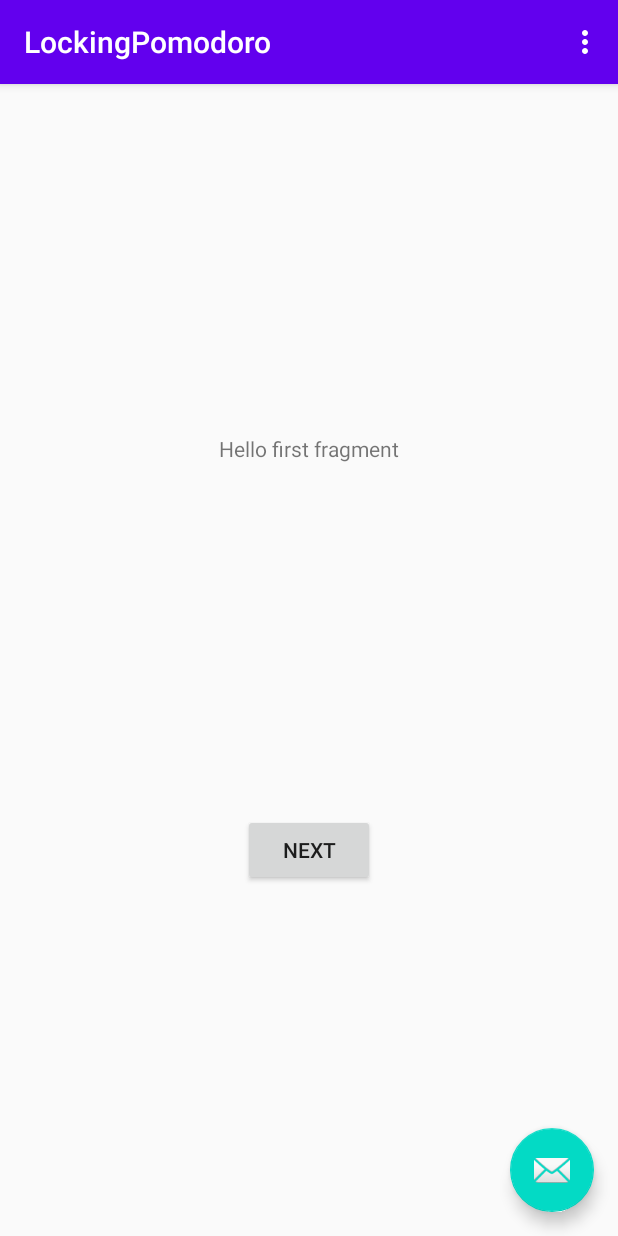
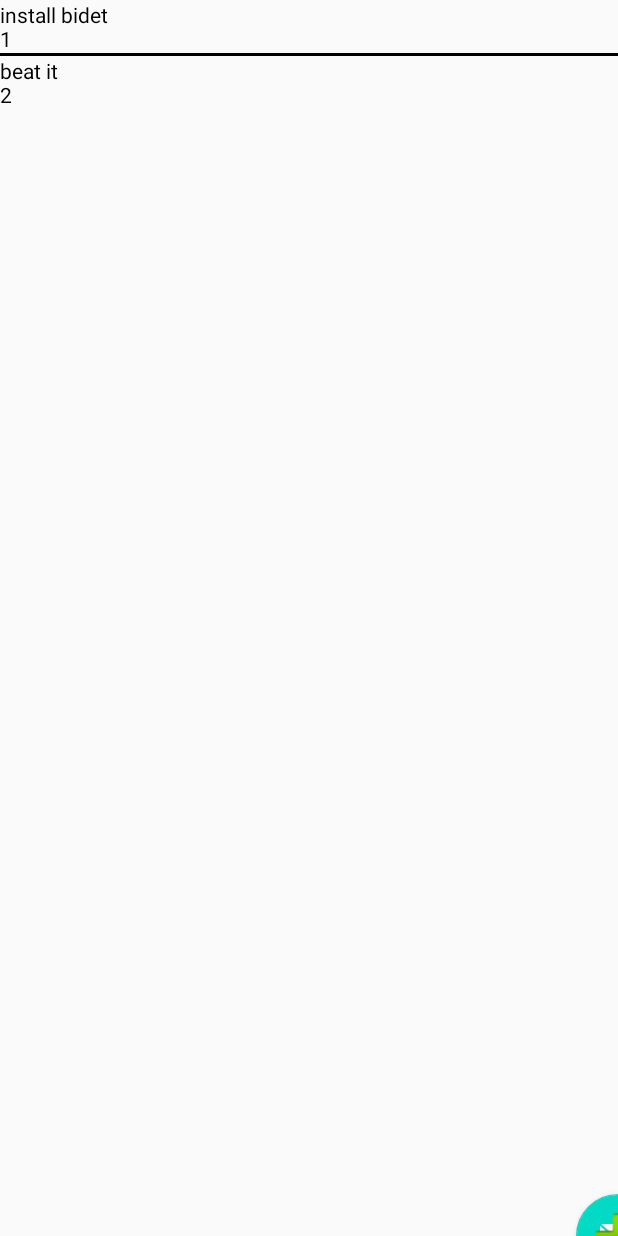
Before and after one commit to marcushio/LockingPomodoro, an Android app: the screen it shows after launch (MainActivity), on a phone screen of 412 x 824 dp. Run offline under Robolectric (Android 15) with nearby library versions, the phone set to English and light mode, and no system bars.

Commit message:
general layout almost complete

```diff
--- a/app/src/main/AndroidManifest.xml
+++ b/app/src/main/AndroidManifest.xml
@@ -9,13 +9,16 @@
         android:roundIcon="@mipmap/ic_launcher_round"
         android:supportsRtl="true"
         android:theme="@style/AppTheme">
+        <activity android:name=".ScheduleActivity"
+            android:parentActivityName=".MainActivity">
+
+        </activity>
         <activity
             android:name=".MainActivity"
             android:label="@string/app_name"
             android:theme="@style/AppTheme.NoActionBar">
             <intent-filter>
                 <action android:name="android.intent.action.MAIN" />
-
                 <category android:name="android.intent.category.LAUNCHER" />
             </intent-filter>
         </activity>
--- a/app/src/main/java/com/example/lockingpomodoro/MainActivity.java
+++ b/app/src/main/java/com/example/lockingpomodoro/MainActivity.java
@@ -1,34 +1,49 @@
 package com.example.lockingpomodoro;
 
+import android.content.Intent;
 import android.os.Bundle;
 
 import com.google.android.material.floatingactionbutton.FloatingActionButton;
 import com.google.android.material.snackbar.Snackbar;
 
-import androidx.appcompat.app.AppCompatActivity;
-import androidx.appcompat.widget.Toolbar;
-
 import android.view.View;
 import android.view.Menu;
 import android.view.MenuItem;
+import android.widget.ArrayAdapter;
+import android.widget.ListView;
+
+import androidx.appcompat.app.AppCompatActivity;
+
+import java.util.ArrayList;
+import java.util.List;
 
 public class MainActivity extends AppCompatActivity {
+    ListView taskList;
+    List<Task> tasks = new ArrayList<>();
+    //private ArrayAdapter<Task> tasks;
 
     @Override
     protected void onCreate(Bundle savedInstanceState) {
         super.onCreate(savedInstanceState);
         setContentView(R.layout.activity_main);
-        Toolbar toolbar = findViewById(R.id.toolbar);
-        setSupportActionBar(toolbar);
+        //Toolbar toolbar = findViewById(R.id.toolbar);
+        //setSupportActionBar(toolbar);
 
-        FloatingActionButton fab = findViewById(R.id.fab);
+        FloatingActionButton fab = findViewById(R.id.addtaskButton);
         fab.setOnClickListener(new View.OnClickListener() {
             @Override
             public void onClick(View view) {
-                Snackbar.make(view, "Replace with your own action", Snackbar.LENGTH_LONG)
+                Snackbar.make(view, "make a task", Snackbar.LENGTH_LONG)
                         .setAction("Action", null).show();
+                addTask(view);
             }
         });
+
+        taskList = (ListView) findViewById(R.id.task_list_view);
+        tasks.add(new Task("install bidet", 1, 45));
+        tasks.add(new Task("beat it", 2, 45));
+        ArrayAdapter<Task> arrayAdapter = new ArrayAdapter<Task>(this, R.layout.task_list_view, R.id.textView, tasks);
+        taskList.setAdapter(arrayAdapter);
     }
 
     @Override
@@ -52,4 +67,9 @@ public class MainActivity extends AppCompatActivity {
 
         return super.onOptionsItemSelected(item);
     }
+
+    public void addTask(View view){//I think that's actually really all I need
+        Intent intent = new Intent(this, ScheduleActivity.class);
+        startActivity(intent);
+    }
 }
--- /dev/null
+++ b/app/src/main/java/com/example/lockingpomodoro/PrimaryKey.java
@@ -0,0 +1,5 @@
+package com.example.lockingpomodoro;
+
+@interface PrimaryKey {
+
+}
--- /dev/null
+++ b/app/src/main/java/com/example/lockingpomodoro/ScheduleRepository.java
@@ -0,0 +1,4 @@
+package com.example.lockingpomodoro;
+
+public class ScheduleRepository {
+}
--- /dev/null
+++ b/app/src/main/java/com/example/lockingpomodoro/Task.java
@@ -0,0 +1,35 @@
+package com.example.lockingpomodoro;
+
+import android.view.View;
+@Entity
+public class Task {
+    @PrimaryKey
+    public String name;
+
+    private int weight;
+    private int interval;
+    private int tally;
+
+    public Task(String name, int weight, int interval){
+        this.name = name;
+        this.weight = weight;
+        this.interval = interval;
+        tally = 0;
+    }
+
+    public Task(View view){//is a view what I need to get the information about making a task?
+
+    }
+
+    @Override
+    public String toString(){
+        return (name + "\n" + weight);
+    }
+
+    public String getName(){ return name; }
+    public int getWeight(){ return weight; }
+    public int getInterval(){ return interval; }
+    public int getTally(){ return tally; }
+
+
+}
--- a/app/src/main/res/layout/activity_main.xml
+++ b/app/src/main/res/layout/activity_main.xml
@@ -1,33 +1,47 @@
 <?xml version="1.0" encoding="utf-8"?>
-<androidx.coordinatorlayout.widget.CoordinatorLayout xmlns:android="http://schemas.android.com/apk/res/android"
+<androidx.constraintlayout.widget.ConstraintLayout xmlns:android="http://schemas.android.com/apk/res/android"
     xmlns:app="http://schemas.android.com/apk/res-auto"
     xmlns:tools="http://schemas.android.com/tools"
+    android:id="@+id/coordinatorLayout"
     android:layout_width="match_parent"
     android:layout_height="match_parent"
     tools:context=".MainActivity">
 
-    <com.google.android.material.appbar.AppBarLayout
-        android:layout_width="match_parent"
+    <androidx.constraintlayout.widget.ConstraintLayout
+        android:id="@+id/appBarLayout"
+        android:layout_width="0dp"
         android:layout_height="wrap_content"
-        android:theme="@style/AppTheme.AppBarOverlay">
+        android:theme="@style/AppTheme.AppBarOverlay"
+        app:layout_constraintEnd_toEndOf="parent"
+        app:layout_constraintStart_toStartOf="parent"
+        app:layout_constraintTop_toTopOf="@+id/include"/>
 
-        <androidx.appcompat.widget.Toolbar
-            android:id="@+id/toolbar"
-            android:layout_width="match_parent"
-            android:layout_height="?attr/actionBarSize"
-            android:background="?attr/colorPrimary"
-            app:popupTheme="@style/AppTheme.PopupOverlay" />
-
-    </com.google.android.material.appbar.AppBarLayout>
-
-    <include layout="@layout/content_main" />
+    <include
+        android:id="@+id/include"
+        layout="@layout/content_main"
+        android:layout_width="0dp"
+        android:layout_height="0dp"
+        app:layout_constraintBottom_toBottomOf="parent"
+        app:layout_constraintEnd_toEndOf="parent"
+        app:layout_constraintHorizontal_bias="0.0"
+        app:layout_constraintStart_toStartOf="parent"
+        app:layout_constraintTop_toTopOf="parent"
+        app:layout_constraintVertical_bias="0.0" />
 
     <com.google.android.material.floatingactionbutton.FloatingActionButton
-        android:id="@+id/fab"
+        android:id="@+id/addtaskButton"
+        android:onClick="addTask"
         android:layout_width="wrap_content"
         android:layout_height="wrap_content"
-        android:layout_gravity="bottom|end"
-        android:layout_margin="@dimen/fab_margin"
+        android:layout_marginEnd="100dp"
+        android:layout_marginBottom="32dp"
+        android:foreground="@android:drawable/ic_input_add"
+        app:layout_constraintBottom_toBottomOf="parent"
+        app:layout_constraintEnd_toEndOf="parent"
+        app:layout_constraintHorizontal_bias="1.0"
+        app:layout_constraintStart_toEndOf="@+id/include"
+        app:layout_constraintTop_toBottomOf="@+id/include"
+        app:layout_constraintVertical_bias="1.0"
         app:srcCompat="@android:drawable/ic_dialog_email" />
 
-</androidx.coordinatorlayout.widget.CoordinatorLayout>
+</androidx.constraintlayout.widget.ConstraintLayout>
--- a/app/src/main/res/layout/content_main.xml
+++ b/app/src/main/res/layout/content_main.xml
@@ -1,19 +1,15 @@
 <?xml version="1.0" encoding="utf-8"?>
-<androidx.constraintlayout.widget.ConstraintLayout xmlns:android="http://schemas.android.com/apk/res/android"
-    xmlns:app="http://schemas.android.com/apk/res-auto"
+<RelativeLayout xmlns:android="http://schemas.android.com/apk/res/android"
+    xmlns:tools="http://schemas.android.com/tools"
     android:layout_width="match_parent"
     android:layout_height="match_parent"
-    app:layout_behavior="@string/appbar_scrolling_view_behavior">
+    tools:context=".MainActivity">
 
-    <fragment
-        android:id="@+id/nav_host_fragment"
-        android:name="androidx.navigation.fragment.NavHostFragment"
-        android:layout_width="0dp"
-        android:layout_height="0dp"
-        app:defaultNavHost="true"
-        app:layout_constraintBottom_toBottomOf="parent"
-        app:layout_constraintLeft_toLeftOf="parent"
-        app:layout_constraintRight_toRightOf="parent"
-        app:layout_constraintTop_toTopOf="parent"
-        app:navGraph="@navigation/nav_graph" />
-</androidx.constraintlayout.widget.ConstraintLayout>
+    <ListView
+        android:id="@+id/task_list_view"
+        android:layout_width="match_parent"
+        android:layout_height="wrap_content"
+        android:divider="#000"
+        android:dividerHeight="2dp"/>
+
+</RelativeLayout>
--- a/app/src/main/res/layout/fragment_first.xml
+++ b/app/src/main/res/layout/fragment_first.xml
@@ -10,7 +10,7 @@
         android:id="@+id/textview_first"
         android:layout_width="wrap_content"
         android:layout_height="wrap_content"
-        android:text="@string/hello_first_fragment"
+        android:text="@string/hello_pomodoro"
         app:layout_constraintBottom_toTopOf="@id/button_first"
         app:layout_constraintEnd_toEndOf="parent"
         app:layout_constraintStart_toStartOf="parent"
--- /dev/null
+++ b/app/src/main/res/layout/task_list_view.xml
@@ -0,0 +1,13 @@
+<?xml version="1.0" encoding="utf-8"?>
+<LinearLayout xmlns:android="http://schemas.android.com/apk/res/android"
+    android:layout_width="match_parent"
+    android:layout_height="match_parent"
+    android:orientation="horizontal">
+    <TextView
+        android:id="@+id/textView"
+        android:layout_width="fill_parent"
+        android:layout_height="wrap_content"
+        android:layout_gravity="center"
+        android:textColor="#000" />
+
+</LinearLayout>
--- /dev/null
+++ b/app/src/main/res/values/ids.xml
@@ -0,0 +1,4 @@
+<?xml version="1.0" encoding="utf-8"?>
+<resources>
+
+</resources>
```
Also changed, not shown: app/build.gradle (+29 -0 lines), app/src/main/java/com/example/lockingpomodoro/ScheduleActivity.java (added, +25 -0 lines), app/src/main/java/com/example/lockingpomodoro/ScheduleModel.java (added, +8 -0 lines), app/src/main/res/layout/activity_schedule.xml (added, +102 -0 lines), app/src/main/res/values/strings.xml (+12 -0 lines).
